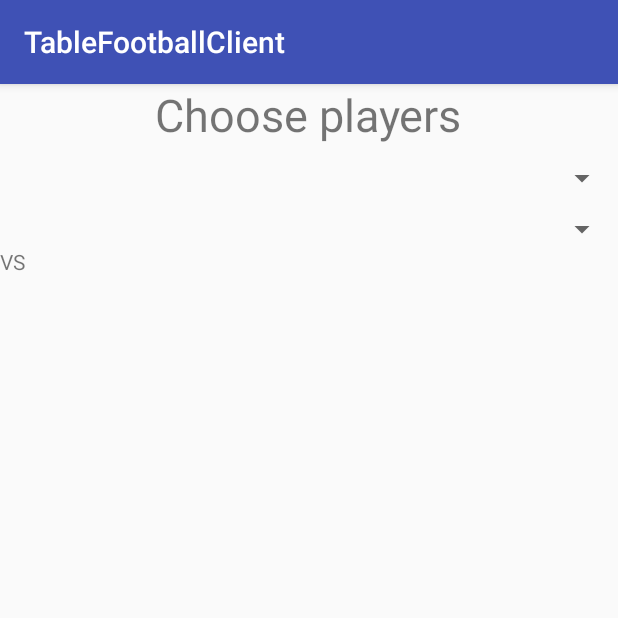
After one commit to pablito1410/chill-kazirod-team, an Android app: the fragment CreateMatchFragment shown on its own in the app's theme, on a phone screen of 412 x 824 dp, the top half of it. The commit adds this screen. Run offline under Robolectric (Android 15) with nearby library versions, the phone set to English and light mode, and no system bars.

Commit message:
started adding matches view

```diff
--- /dev/null
+++ b/mobile/app/src/main/java/chillout/hackaton/tablefootballclient/fragment/CreateMatchFragment.java
@@ -0,0 +1,31 @@
+package chillout.hackaton.tablefootballclient.fragment;
+
+
+import android.os.Bundle;
+import android.support.v4.app.Fragment;
+import android.view.LayoutInflater;
+import android.view.View;
+import android.view.ViewGroup;
+
+import chillout.hackaton.tablefootballclient.R;
+
+
+/**
+ * A simple {@link Fragment} subclass.
+ */
+public class CreateMatchFragment extends Fragment {
+
+
+    public CreateMatchFragment() {
+        // Required empty public constructor
+    }
+
+
+    @Override
+    public View onCreateView(LayoutInflater inflater, ViewGroup container,
+                             Bundle savedInstanceState) {
+        // Inflate the layout for this fragment
+        return inflater.inflate(R.layout.fragment_create_match, container, false);
+    }
+
+}
--- /dev/null
+++ b/mobile/app/src/main/res/layout/fragment_create_match.xml
@@ -0,0 +1,39 @@
+<RelativeLayout xmlns:android="http://schemas.android.com/apk/res/android"
+    xmlns:tools="http://schemas.android.com/tools"
+    android:layout_width="match_parent"
+    android:layout_height="match_parent"
+    tools:context="chillout.hackaton.tablefootballclient.fragment.CreateMatchFragment">
+
+
+    <TextView
+        android:id="@+id/choosePlayersTV"
+        android:layout_width="wrap_content"
+        android:layout_height="wrap_content"
+        android:layout_centerHorizontal="true"
+        android:text="@string/choose_players"
+        android:textSize="30sp"/>
+
+    <Spinner
+        android:id="@+id/spinnerYou"
+        android:layout_below="@id/choosePlayersTV"
+        android:layout_width="match_parent"
+        android:layout_height="wrap_content"
+        android:layout_marginTop="10dp"/>
+
+    <Spinner
+        android:id="@+id/spinnerFriend"
+        android:layout_below="@id/spinnerYou"
+        android:layout_width="match_parent"
+        android:layout_height="wrap_content"
+        android:layout_marginTop="10dp"/>
+
+
+    <TextView
+        android:layout_below="@id/spinnerFriend"
+        android:layout_width="match_parent"
+        android:layout_height="wrap_content"
+        android:text="VS"
+        android:layout_centerHorizontal="true"
+        />
+
+</RelativeLayout>
--- a/mobile/app/src/main/res/values/strings.xml
+++ b/mobile/app/src/main/res/values/strings.xml
@@ -28,4 +28,5 @@
 
     <!-- TODO: Remove or change this placeholder text -->
     <string name="hello_blank_fragment">Hello blank fragment</string>
+    <string name="choose_players">Choose players</string>
 </resources>
```
